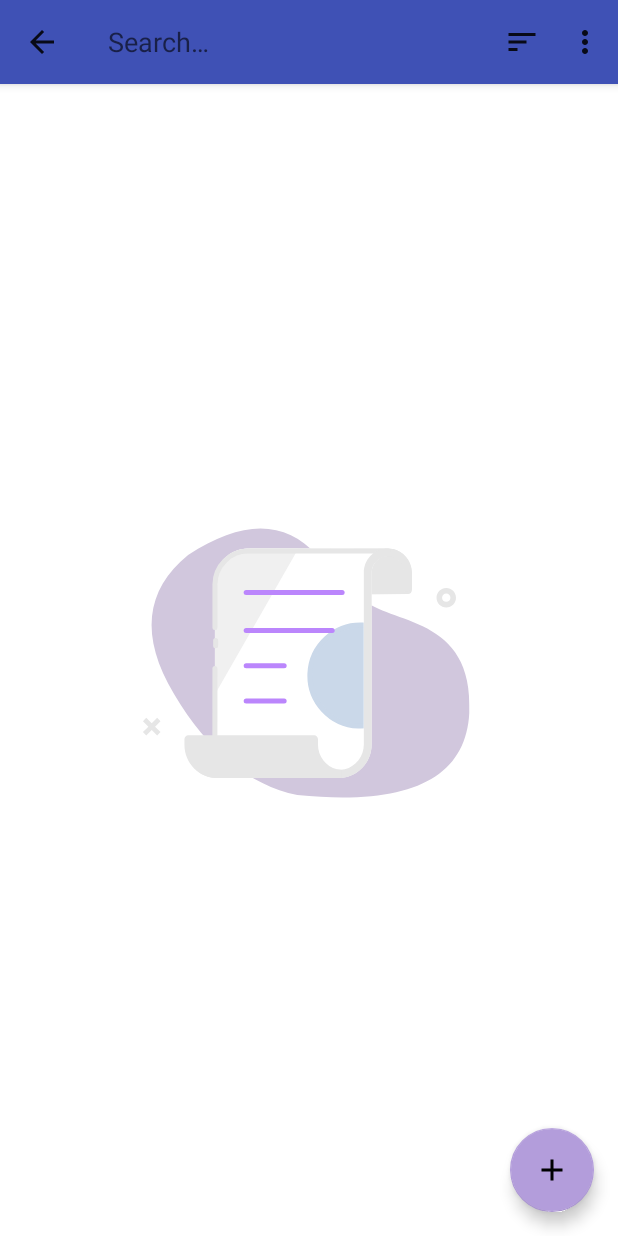
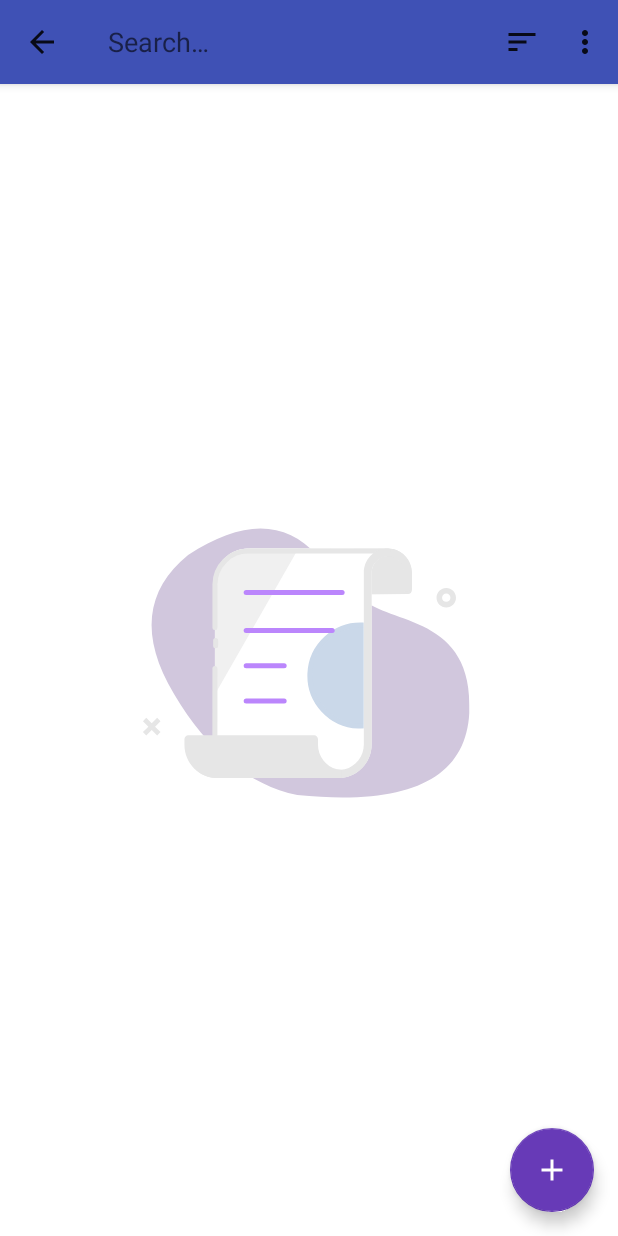
Before and after one commit to ievakrumina/MVVMTaskApp, an Android app: the screen it shows after launch (MainActivity), after a tap on "Search", on a phone screen of 412 x 824 dp. Run offline under Robolectric (Android 15) with nearby library versions, the phone set to English and light mode, and no system bars; our stand-ins replace Dagger/Hilt's generated code, Room's generated code, navigation-ui; libraries missing offline, so code that uses them is left out: androidx.hilt.lifecycle.

Commit message:
Update theme

```diff
--- a/app/src/main/AndroidManifest.xml
+++ b/app/src/main/AndroidManifest.xml
@@ -9,7 +9,7 @@
         android:label="@string/app_name"
         android:roundIcon="@mipmap/ic_launcher_round"
         android:supportsRtl="true"
-        android:theme="@style/Theme.MVVMTaskApp">
+        android:theme="@style/AppTheme">
         <activity
             android:name=".ui.MainActivity"
             android:exported="true"
--- a/app/src/main/res/values/colors.xml
+++ b/app/src/main/res/values/colors.xml
@@ -1,10 +1,11 @@
 <?xml version="1.0" encoding="utf-8"?>
 <resources>
-    <color name="indigo_200">#9FA8DA</color>
-    <color name="indigo_500">#3F51B5</color>
-    <color name="indigo_700">#303F9F</color>
-    <color name="deep_purple_200">#B39DDB</color>
-    <color name="deep_purple_700">#512DA8</color>
-    <color name="black">#FF000000</color>
-    <color name="white">#FFFFFFFF</color>
+    <color name="primaryColor">#3f51b5</color>
+    <color name="primaryLightColor">#757de8</color>
+    <color name="primaryDarkColor">#002984</color>
+    <color name="secondaryColor">#673ab7</color>
+    <color name="secondaryLightColor">#9a67ea</color>
+    <color name="secondaryDarkColor">#320b86</color>
+    <color name="primaryTextColor">#ffffff</color>
+    <color name="secondaryTextColor">#ffffff</color>
 </resources>
--- a/app/src/main/res/values/themes.xml
+++ b/app/src/main/res/values/themes.xml
@@ -1,14 +1,14 @@
 <resources xmlns:tools="http://schemas.android.com/tools">
     <!-- Base application theme. -->
-    <style name="Theme.MVVMTaskApp" parent="Theme.MaterialComponents.DayNight">
+    <style name="AppTheme" parent="Theme.MaterialComponents.DayNight">
         <!-- Primary brand color. -->
-        <item name="colorPrimary">@color/indigo_500</item>
-        <item name="colorPrimaryVariant">@color/indigo_700</item>
-        <item name="colorOnPrimary">@color/white</item>
+        <item name="colorPrimary">@color/primaryColor</item>
+        <item name="colorPrimaryVariant">@color/primaryLightColor</item>
+        <item name="colorOnPrimary">@color/primaryTextColor</item>
         <!-- Secondary brand color. -->
-        <item name="colorSecondary">@color/deep_purple_200</item>
-        <item name="colorSecondaryVariant">@color/deep_purple_700</item>
-        <item name="colorOnSecondary">@color/black</item>
+        <item name="colorSecondary">@color/secondaryColor</item>
+        <item name="colorSecondaryVariant">@color/secondaryLightColor</item>
+        <item name="colorOnSecondary">@color/secondaryTextColor</item>
         <!-- Status bar color. -->
         <item name="android:statusBarColor" tools:targetApi="l">?attr/colorPrimaryVariant</item>
         <!-- Customize your theme here. -->
--- a/build.gradle
+++ b/build.gradle
@@ -20,7 +20,7 @@ buildscript {
         kotlinVersion = "1.4.10"
         ktxVersion = "1.3.2"
         lifecycleVersion = "2.2.0"
-        materialVersion = "1.3.0-alpha03"
+        materialVersion = "1.3.0"
         navigationVersion = "2.3.1"
         roomVersion = "2.2.5"
         testExtJunitVersion = "1.1.2"
@@ -41,6 +41,7 @@ buildscript {
         classpath "org.jetbrains.kotlin:kotlin-gradle-plugin:$kotlinVersion"
         classpath "androidx.navigation:navigation-safe-args-gradle-plugin:$navigationVersion"
         classpath "com.google.dagger:hilt-android-gradle-plugin:$hiltVersion"
+        classpath "org.jetbrains.kotlin:kotlin-allopen:$kotlinVersion"
     }
 }
 
```
